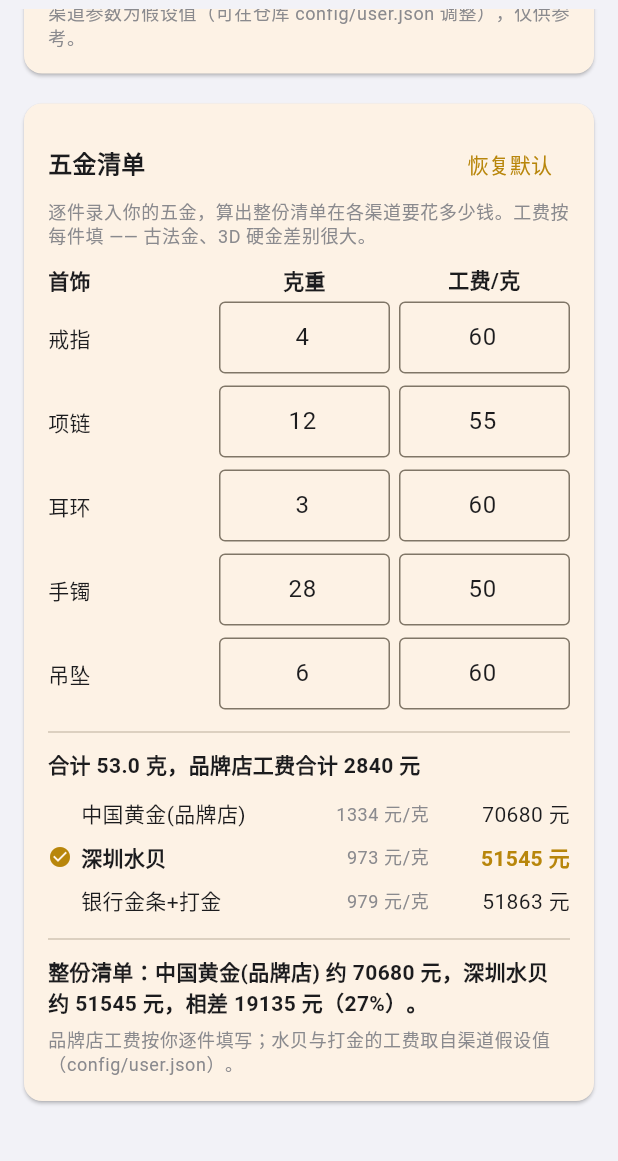
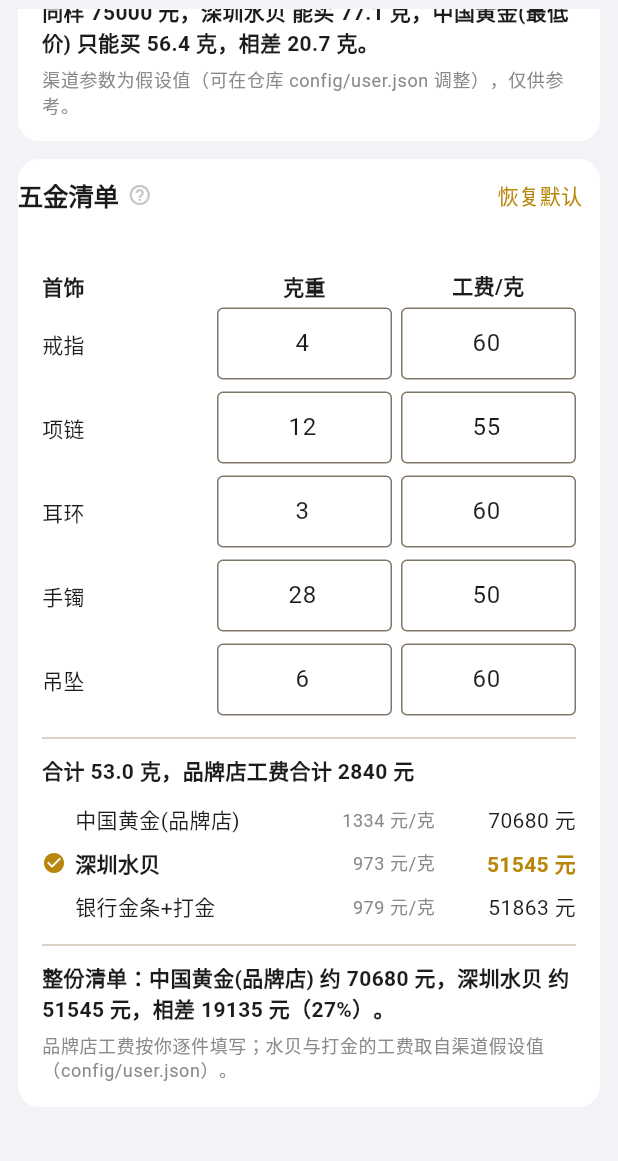
Before and after one commit to liangok/gold-price-monitor, a Flutter app: the ToolsPage screen opened directly with empty values, scrolled down 576 dp, after a tap on "恢复默认", on a phone screen of 412 x 824 dp, the part 75-1236 px from its top. Run offline on Flutter 3.47's test engine with Material 3 defaults, Android fonts, the light colour scheme and no system bars; our stand-ins replace flutter_local_notifications, shared_preferences; missing offline and left inert: workmanager; accounts and stored records are empty; network calls fail.

Commit message:
feat(ui): iOS 化改版完成 —— 工具页/提醒页换 IosCard 与 iOS 行组件，说明文字全部收进「?」，开关换 CupertinoSwitch

```diff
--- a/app/lib/ui/tools_page.dart
+++ b/app/lib/ui/tools_page.dart
@@ -5,6 +5,7 @@
 
 import '../data/repository.dart';
 import '../services/plan_store.dart';
+import 'widgets/ios_card.dart';
 
 class ToolsData {
   final LatestSnapshot snapshot;
@@ -154,21 +155,16 @@
       );
     }
 
-    return Card(
+    return IosCard(
+      title: '一口价折算克价',
+      info: '把「一口价」商品的总价除以克重，看它到底合多少克价。'
+          '很多一口价折算下来是正常首饰金的 1.2~1.5 倍，是买五金最容易吃亏的地方。',
+      padding: EdgeInsets.zero,
       child: Padding(
         padding: const EdgeInsets.all(16),
         child: Column(
           crossAxisAlignment: CrossAxisAlignment.start,
           children: <Widget>[
-            const Text('一口价折算克价（防坑）',
-                style: TextStyle(fontWeight: FontWeight.bold, fontSize: 16)),
-            const SizedBox(height: 4),
-            Text(
-              '把「一口价」商品的总价除以克重，看它到底合多少克价。'
-              '很多一口价折算下来是正常首饰金的 1.2~1.5 倍。',
-              style: Theme.of(context).textTheme.bodySmall,
-            ),
-            const SizedBox(height: 12),
             Row(
               children: <Widget>[
                 Expanded(
@@ -280,20 +276,16 @@
       config: config,
     );
 
-    return Card(
+    return IosCard(
+      title: '预算能买多少克',
+      info: '同样的钱，不同渠道买到的克重差别很大 —— 这是本项目最想让你看到的一件事。'
+          '渠道克价为可调假设值，见仓库 config/user.json。',
+      padding: EdgeInsets.zero,
       child: Padding(
         padding: const EdgeInsets.all(16),
         child: Column(
           crossAxisAlignment: CrossAxisAlignment.start,
           children: <Widget>[
-            const Text('预算能买多少克',
-                style: TextStyle(fontWeight: FontWeight.bold, fontSize: 16)),
-            const SizedBox(height: 4),
-            Text(
-              '同样的钱，不同渠道买到的克重差别很大 —— 这是本项目最想让你看到的一件事。',
-              style: Theme.of(context).textTheme.bodySmall,
-            ),
-            const SizedBox(height: 12),
             TextField(
               controller: _budget,
               keyboardType: const TextInputType.numberWithOptions(decimal: true),
@@ -399,30 +391,20 @@
     }
     final double gap = worst.total - best.total;
 
-    return Card(
+    return IosCard(
+      title: '五金清单',
+      info: '逐件录入你的五金，算出整份清单在各渠道要花多少钱。'
+          '工费按每件填 —— 古法金、3D 硬金差别很大。',
+      padding: EdgeInsets.zero,
+      trailing: TextButton(
+        onPressed: _resetPlan,
+        child: const Text('恢复默认'),
+      ),
       child: Padding(
         padding: const EdgeInsets.all(16),
         child: Column(
           crossAxisAlignment: CrossAxisAlignment.start,
           children: <Widget>[
-            Row(
-              children: <Widget>[
-                const Text('五金清单',
-                    style:
-                        TextStyle(fontWeight: FontWeight.bold, fontSize: 16)),
-                const Spacer(),
-                TextButton(
-                  onPressed: _resetPlan,
-                  child: const Text('恢复默认'),
-                ),
-              ],
-            ),
-            Text(
-              '逐件录入你的五金，算出整份清单在各渠道要花多少钱。'
-              '工费按每件填 —— 古法金、3D 硬金差别很大。',
-              style: Theme.of(context).textTheme.bodySmall,
-            ),
-            const SizedBox(height: 10),
             Row(
               children: const <Widget>[
                 Expanded(
```
Also changed, not shown: app/lib/ui/settings_page.dart (+60 -83 lines), app/lib/ui/widgets/ios_rows.dart (added, +139 -0 lines).
